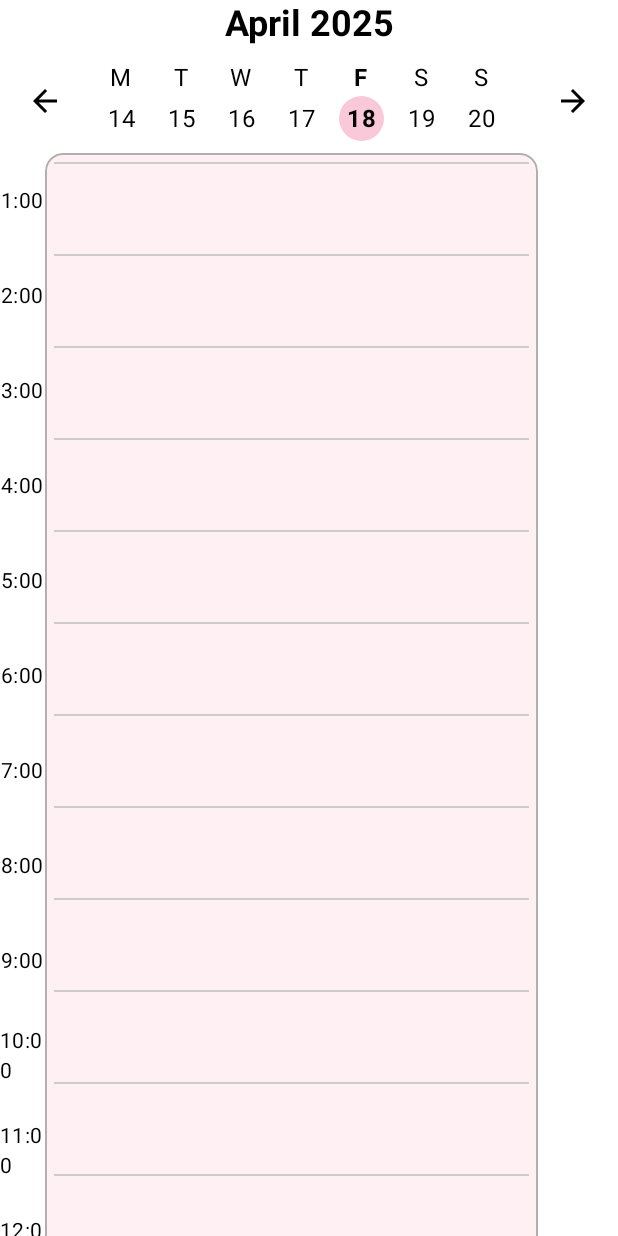
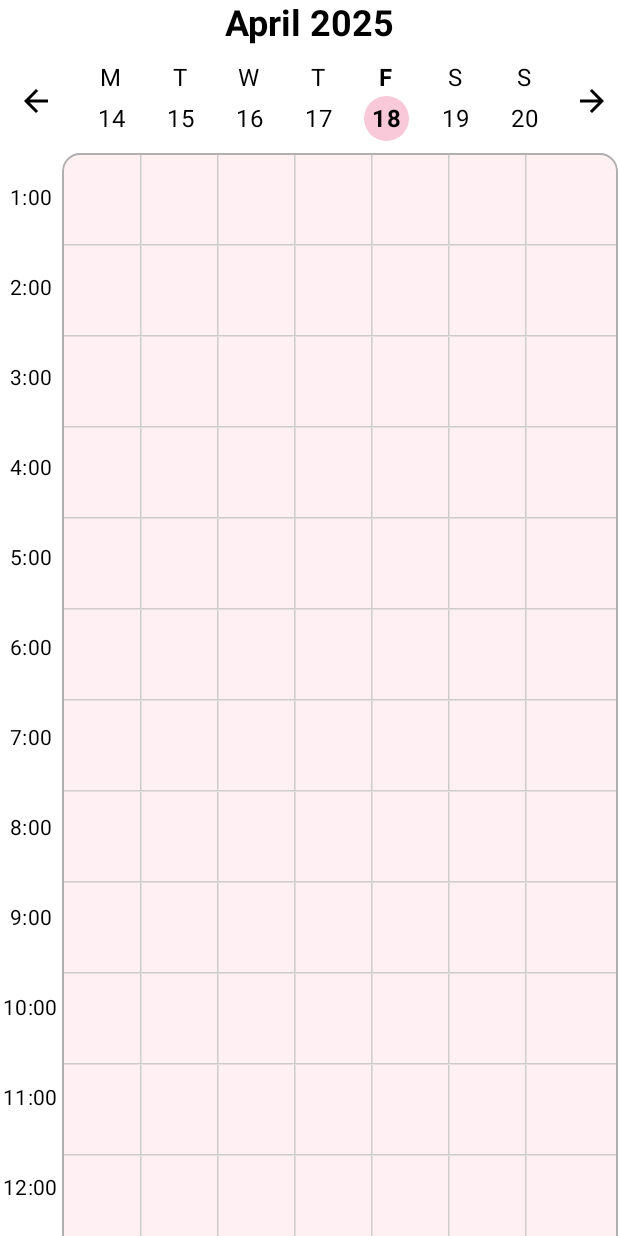
Before and after one commit to Lucy-zh321/Selfcareapp_rb20, an Android app built with Jetpack Compose: the @Preview function PreviewCalendar, on a phone screen of 412 x 824 dp. Run offline under Robolectric (Android 15) with nearby library versions, the phone set to English and light mode, and no system bars.

Commit message:
Added grid.

```diff
--- a/app/src/main/java/com/example/selfcare/MainActivity.kt
+++ b/app/src/main/java/com/example/selfcare/MainActivity.kt
@@ -131,13 +131,15 @@ fun CalendarView(modifier: Modifier = Modifier) {
 
             // Day headers
             AnimatedContent(
+                modifier = Modifier.fillMaxWidth(0.9F),
                 targetState = weekDates,
                 transitionSpec = {
                     fadeIn(animationSpec = tween(300)) togetherWith
                             fadeOut(animationSpec = tween(300))
                 }
             ) { animatedWeekDates ->
-                Row(modifier = Modifier.fillMaxWidth(0.8F)) {
+                Row(modifier = Modifier.fillMaxWidth(),
+                    horizontalArrangement = Arrangement.SpaceEvenly) {
                     animatedWeekDates.forEachIndexed { index, (date, month, year) ->
                         val isToday = date == today.get(Calendar.DAY_OF_MONTH) &&
                                 month == today.get(Calendar.MONTH) &&
@@ -189,7 +191,7 @@ fun CalendarView(modifier: Modifier = Modifier) {
         // Time + Grid section
         Row(
             modifier = Modifier
-                .fillMaxWidth(0.87F)
+                .fillMaxWidth()
                 .padding(0.dp)
                 .verticalScroll(scrollState)
         ) {
@@ -198,8 +200,8 @@ fun CalendarView(modifier: Modifier = Modifier) {
                 timeSlots.forEach { timeLabel ->
                     Box(
                         modifier = Modifier
-                            .width(30.dp)
-                            .height(63.5.dp),
+                            .fillMaxWidth(0.1F)
+                            .height(60.dp),
                         contentAlignment = Alignment.Center
                     ) {
                         Text(
@@ -217,16 +219,16 @@ fun CalendarView(modifier: Modifier = Modifier) {
                     .clip(MaterialTheme.shapes.medium)
                     .background(Color(0xFFFFF0F4)) // Light pink background
                     .border(1.dp, Color(0xFFB0B0B0), MaterialTheme.shapes.medium) // Outer border
-                    .padding(6.dp) // Padding inside to keep lines from touching the outer box
-                    .fillMaxWidth(0.7F)
+                    .padding(0.dp) // Padding inside to keep lines from touching the outer box
+                    .fillMaxWidth(0.9F)
             ) {
                 // Horizontal lines (time slot separators)
                 Column(
                     modifier = Modifier.fillMaxWidth()
                 ) {
-                    repeat(timeSlots.size - 1 ) { index ->
+                    repeat(timeSlots.size) { index ->
                         Row(modifier = Modifier.fillMaxWidth()) {
-                            Divider(
+                            HorizontalDivider(
                                 color = Color(0xFFCCCCCC), // Horizontal separator color
                                 thickness = 1.dp,
                                 modifier = Modifier
@@ -234,18 +236,21 @@ fun CalendarView(modifier: Modifier = Modifier) {
                                     .height(1.dp)
                             )
                         }
-                        Spacer(modifier = Modifier.height(60.dp)) // Height for each time slot row
-                    }
-                }
 
                         // Vertical lines (day separators) for 7 columns (6 dividers)
                         Row(
                             modifier = Modifier
-                        .fillMaxSize()
+                                .height(59.dp)
                                 .padding(top = 0.dp) // Add top padding to give space
                         ) {
-                    repeat(6) { // Repeat 6 times for 6 dividers to make 7 columns
-                        Divider(
+                            repeat(shortDayNames.size - 1) { // Repeat for 6 dividers to make 7 columns
+                                Text(
+                                    text = "  ",
+                                    modifier = Modifier
+                                        .size(50.dp)
+                                        .padding(bottom = 8.dp)
+                                )
+                                VerticalDivider(
                                     color = Color(0xFFCCCCCC), // Vertical line color
                                     thickness = 1.dp, // Vertical line thickness
                                     modifier = Modifier
@@ -254,7 +259,19 @@ fun CalendarView(modifier: Modifier = Modifier) {
                                         .padding(horizontal = 2.dp) // Padding between the lines
                                 )
                             }
+
+                            Text(
+                                text = "  ",
+                                modifier = Modifier
+                                    .size(40.dp)
+                                    .padding(bottom = 8.dp)
+                            )
                         }
+//                        Spacer(modifier = Modifier.height(60.dp)) // Height for each time slot row
+                    }
+                }
+
+
             }
         }
     }
```
Lines whose indentation alone changed are shown as unchanged.
